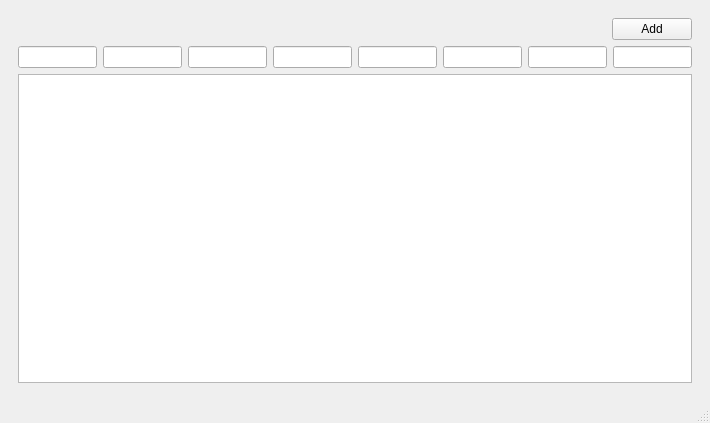
This is adminwindow.ui in OneEcho/NFL-Football-Project as Qt 5 draws it before an edit. The edited form follows.
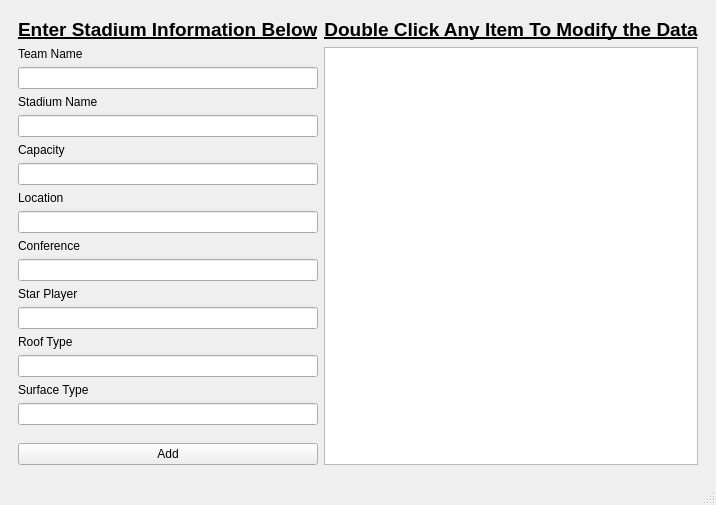
This is the edited form.

Commit message: make changes to admin window and modify stadium info ui

Patch:
```diff
--- a/adminwindow.ui
+++ b/adminwindow.ui
@@ -7,7 +7,7 @@
     <x>0</x>
     <y>0</y>
     <width>710</width>
-    <height>423</height>
+    <height>448</height>
    </rect>
   </property>
   <property name="windowTitle">
@@ -15,7 +15,7 @@
   </property>
   <widget class="QWidget" name="centralwidget">
    <layout class="QGridLayout" name="gridLayout">
-    <item row="0" column="0">
+    <item row="0" column="2">
      <widget class="QStackedWidget" name="Pages">
       <property name="currentIndex">
        <number>2</number>
@@ -127,54 +127,251 @@
       </widget>
       <widget class="QWidget" name="modifyStadiumPage">
        <layout class="QGridLayout" name="gridLayout_2">
-        <item row="2" column="0">
+        <item row="2" column="3">
          <widget class="QTableView" name="stadiumTableView"/>
         </item>
-        <item row="1" column="0">
-         <layout class="QHBoxLayout" name="horizontalLayout_2">
-          <item>
-           <widget class="QLineEdit" name="lineEditTeamName"/>
+        <item row="2" column="2">
+         <layout class="QHBoxLayout" name="horizontalLayout_6"/>
+        </item>
+        <item row="0" column="3">
+         <widget class="QLabel" name="label_12">
+          <property name="text">
+           <string>&lt;html&gt;&lt;head/&gt;&lt;body&gt;&lt;p&gt;&lt;span style=&quot; font-size:14pt; font-weight:600; text-decoration: underline;&quot;&gt;Double Click Any Item To Modify the Data&lt;/span&gt;&lt;/p&gt;&lt;/body&gt;&lt;/html&gt;</string>
+          </property>
+          <property name="alignment">
+           <set>Qt::AlignCenter</set>
+          </property>
+         </widget>
+        </item>
+        <item row="2" column="1">
+         <layout class="QFormLayout" name="formLayout_2">
+          <item row="1" column="0">
+           <widget class="QLabel" name="label_3">
+            <property name="font">
+             <font>
+              <weight>50</weight>
+              <bold>false</bold>
+             </font>
+            </property>
+            <property name="frameShadow">
+             <enum>QFrame::Sunken</enum>
+            </property>
+            <property name="text">
+             <string>Team Name</string>
+            </property>
+           </widget>
           </item>
-          <item>
-           <widget class="QLineEdit" name="lineEditStadiumName"/>
+          <item row="3" column="0">
+           <widget class="QLabel" name="label_4">
+            <property name="font">
+             <font>
+              <weight>50</weight>
+              <bold>false</bold>
+             </font>
+            </property>
+            <property name="text">
+             <string>Stadium Name</string>
+            </property>
+           </widget>
           </item>
-          <item>
-           <widget class="QLineEdit" name="lineEditSeatingCap"/>
+          <item row="5" column="0">
+           <widget class="QLabel" name="label_5">
+            <property name="font">
+             <font>
+              <weight>50</weight>
+              <bold>false</bold>
+             </font>
+            </property>
+            <property name="text">
+             <string>Capacity</string>
+            </property>
+           </widget>
           </item>
-          <item>
-           <widget class="QLineEdit" name="lineEditLocation"/>
+          <item row="7" column="0">
+           <widget class="QLabel" name="label_6">
+            <property name="font">
+             <font>
+              <weight>50</weight>
+              <bold>false</bold>
+             </font>
+            </property>
+            <property name="text">
+             <string>Location</string>
+            </property>
+           </widget>
           </item>
-          <item>
-           <widget class="QLineEdit" name="lineEditConference"/>
+          <item row="9" column="0">
+           <widget class="QLabel" name="label_7">
+            <property name="font">
+             <font>
+              <weight>50</weight>
+              <bold>false</bold>
+             </font>
+            </property>
+            <property name="text">
+             <string>Conference</string>
+            </property>
+           </widget>
           </item>
-          <item>
-           <widget class="QLineEdit" name="lineEditSurfaceType"/>
+          <item row="11" column="0">
+           <widget class="QLabel" name="label_10">
+            <property name="font">
+             <font>
+              <weight>50</weight>
+              <bold>false</bold>
+             </font>
+            </property>
+            <property name="text">
+             <string>Star Player</string>
+            </property>
+           </widget>
           </item>
-          <item>
-           <widget class="QLineEdit" name="lineEditRoofType"/>
+          <item row="13" column="0">
+           <widget class="QLabel" name="label_9">
+            <property name="font">
+             <font>
+              <weight>50</weight>
+              <bold>false</bold>
+             </font>
+            </property>
+            <property name="text">
+             <string>Roof Type</string>
+            </property>
+           </widget>
           </item>
-          <item>
-           <widget class="QLineEdit" name="lineEditStarPleyer"/>
+          <item row="15" column="0">
+           <widget class="QLabel" name="label_8">
+            <property name="font">
+             <font>
+              <weight>50</weight>
+              <bold>false</bold>
+             </font>
+            </property>
+            <property name="text">
+             <string>Surface Type</string>
+            </property>
+           </widget>
           </item>
-         </layout>
-        </item>
-        <item row="0" column="0">
-         <layout class="QHBoxLayout" name="horizontalLayout_3">
-          <item>
-           <spacer name="horizontalSpacer">
+          <item row="27" column="0">
+           <spacer name="verticalSpacer_2">
             <property name="orientation">
-             <enum>Qt::Horizontal</enum>
+             <enum>Qt::Vertical</enum>
             </property>
             <property name="sizeHint" stdset="0">
              <size>
-              <width>40</width>
-              <height>20</height>
+              <width>20</width>
+              <height>40</height>
              </size>
             </property>
            </spacer>
           </item>
-          <item>
+          <item row="28" column="0">
+           <spacer name="verticalSpacer_3">
+            <property name="orientation">
+             <enum>Qt::Vertical</enum>
+            </property>
+            <property name="sizeHint" stdset="0">
+             <size>
+              <width>20</width>
+              <height>40</height>
+             </size>
+            </property>
+           </spacer>
+          </item>
+          <item row="2" column="0" colspan="2">
+           <widget class="QLineEdit" name="lineEditTeamName">
+            <property name="sizePolicy">
+             <sizepolicy hsizetype="Preferred" vsizetype="Fixed">
+              <horstretch>0</horstretch>
+              <verstretch>0</verstretch>
+             </sizepolicy>
+            </property>
+           </widget>
+          </item>
+          <item row="4" column="0" colspan="2">
+           <widget class="QLineEdit" name="lineEditStadiumName">
+            <property name="sizePolicy">
+             <sizepolicy hsizetype="Preferred" vsizetype="Fixed">
+              <horstretch>0</horstretch>
+              <verstretch>0</verstretch>
+             </sizepolicy>
+            </property>
+           </widget>
+          </item>
+          <item row="6" column="0" colspan="2">
+           <widget class="QLineEdit" name="lineEditSeatingCap">
+            <property name="sizePolicy">
+             <sizepolicy hsizetype="Preferred" vsizetype="Fixed">
+              <horstretch>0</horstretch>
+              <verstretch>0</verstretch>
+             </sizepolicy>
+            </property>
+           </widget>
+          </item>
+          <item row="8" column="0" colspan="2">
+           <widget class="QLineEdit" name="lineEditLocation">
+            <property name="sizePolicy">
+             <sizepolicy hsizetype="Preferred" vsizetype="Fixed">
+              <horstretch>0</horstretch>
+              <verstretch>0</verstretch>
+             </sizepolicy>
+            </property>
+            <property name="maximumSize">
+             <size>
+              <width>16777215</width>
+              <height>16777215</height>
+             </size>
+            </property>
+           </widget>
+          </item>
+          <item row="10" column="0" colspan="2">
+           <widget class="QLineEdit" name="lineEditConference">
+            <property name="sizePolicy">
+             <sizepolicy hsizetype="Preferred" vsizetype="Fixed">
+              <horstretch>0</horstretch>
+              <verstretch>0</verstretch>
+             </sizepolicy>
+            </property>
+           </widget>
+          </item>
+          <item row="12" column="0" colspan="2">
+           <widget class="QLineEdit" name="lineEditStarPleyer">
+            <property name="sizePolicy">
+             <sizepolicy hsizetype="Preferred" vsizetype="Fixed">
+              <horstretch>0</horstretch>
+              <verstretch>0</verstretch>
+             </sizepolicy>
+            </property>
+           </widget>
+          </item>
+          <item row="14" column="0" colspan="2">
+           <widget class="QLineEdit" name="lineEditRoofType">
+            <property name="sizePolicy">
+             <sizepolicy hsizetype="Preferred" vsizetype="Fixed">
+              <horstretch>0</horstretch>
+              <verstretch>0</verstretch>
+             </sizepolicy>
+            </property>
+           </widget>
+          </item>
+          <item row="17" column="0" colspan="2">
+           <widget class="QLineEdit" name="lineEditSurfaceType">
+            <property name="sizePolicy">
+             <sizepolicy hsizetype="Preferred" vsizetype="Fixed">
+              <horstretch>0</horstretch>
+              <verstretch>0</verstretch>
+             </sizepolicy>
+            </property>
+           </widget>
+          </item>
+          <item row="29" column="0" colspan="2">
            <widget class="QPushButton" name="pushButtonAddStadium">
+            <property name="sizePolicy">
+             <sizepolicy hsizetype="Preferred" vsizetype="Fixed">
+              <horstretch>0</horstretch>
+              <verstretch>0</verstretch>
+             </sizepolicy>
+            </property>
             <property name="text">
              <string>Add</string>
             </property>
@@ -182,6 +379,26 @@
           </item>
          </layout>
         </item>
+        <item row="0" column="1">
+         <widget class="QLabel" name="label_11">
+          <property name="text">
+           <string>&lt;html&gt;&lt;head/&gt;&lt;body&gt;&lt;p&gt;&lt;span style=&quot; font-size:14pt; font-weight:600; text-decoration: underline;&quot;&gt;Enter Stadium Information Below&lt;/span&gt;&lt;/p&gt;&lt;/body&gt;&lt;/html&gt;</string>
+          </property>
+         </widget>
+        </item>
+        <item row="1" column="1">
+         <spacer name="verticalSpacer">
+          <property name="orientation">
+           <enum>Qt::Vertical</enum>
+          </property>
+          <property name="sizeHint" stdset="0">
+           <size>
+            <width>20</width>
+            <height>40</height>
+           </size>
+          </property>
+         </spacer>
+        </item>
        </layout>
       </widget>
      </widget>
```
The commit also changes 2 other files.
